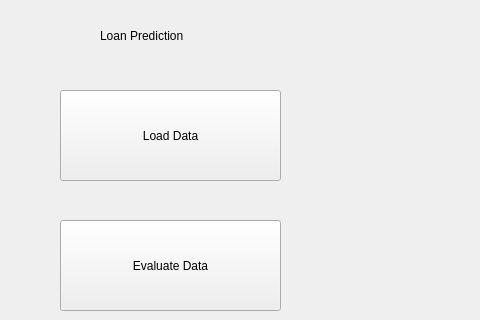
Before: the Qt Designer form src/Interface/UI/mainwindow.ui in hellorahat/LoanEligibilityPredictor, drawn with Qt 5; both pictures show x 130 to 610 and y 0 to 320 of the 800 by 600 pixel window.
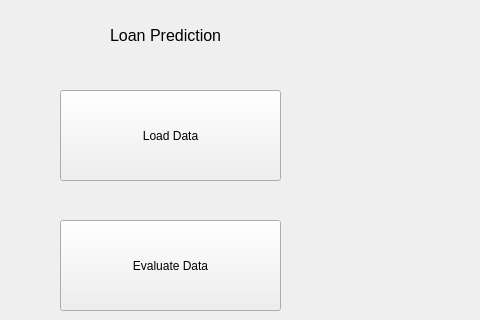
After: the same form once the commit is applied.

What changed in the file:
```diff
--- a/src/Interface/UI/mainwindow.ui
+++ b/src/Interface/UI/mainwindow.ui
@@ -17,12 +17,17 @@
    <widget class="QLabel" name="label">
     <property name="geometry">
      <rect>
-      <x>230</x>
+      <x>240</x>
       <y>0</y>
       <width>271</width>
       <height>71</height>
      </rect>
     </property>
+    <property name="font">
+     <font>
+      <pointsize>12</pointsize>
+     </font>
+    </property>
     <property name="text">
      <string>Loan Prediction</string>
     </property>
```
